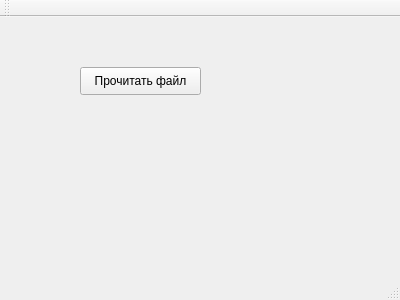
Old version of the form qtProject/mainwindow.ui in the repository begbeder/qtCsv.
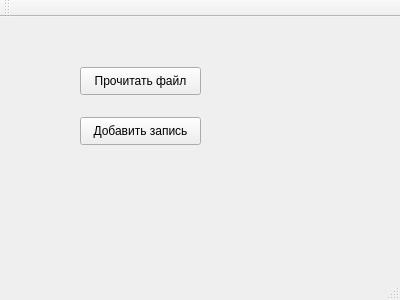
New version of the form.

Diff of the .ui file:
```diff
--- a/qtProject/mainwindow.ui
+++ b/qtProject/mainwindow.ui
@@ -27,6 +27,19 @@
      <string>Прочитать файл</string>
     </property>
    </widget>
+   <widget class="QPushButton" name="addNoteButton">
+    <property name="geometry">
+     <rect>
+      <x>80</x>
+      <y>100</y>
+      <width>121</width>
+      <height>28</height>
+     </rect>
+    </property>
+    <property name="text">
+     <string>Добавить запись</string>
+    </property>
+   </widget>
   </widget>
   <widget class="QMenuBar" name="menuBar">
    <property name="geometry">
```
